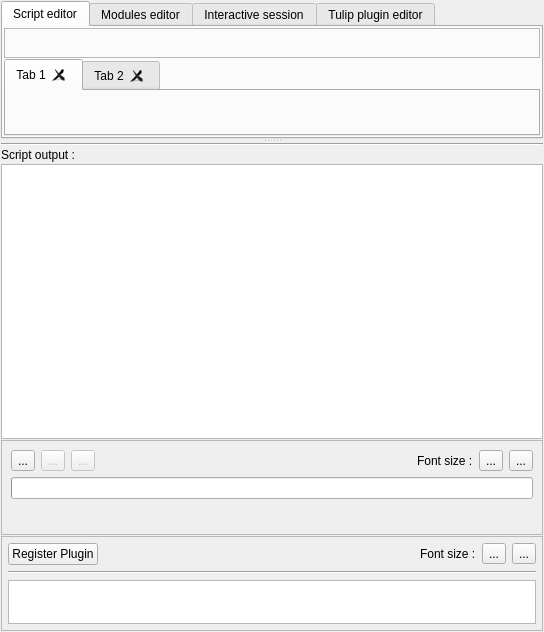
jalamao/tulip-1, file plugins/view/pythonscriptview/PythonScriptViewWidget.ui: the form before one commit.
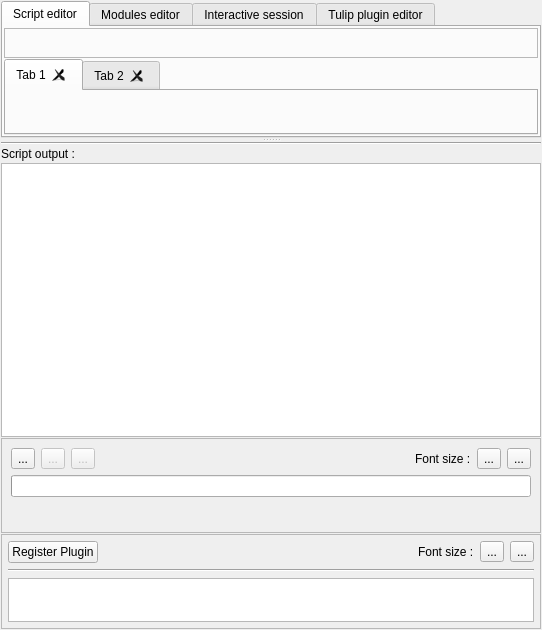
The form after the commit. Icons and pictures are not drawn. Custom widgets are drawn as their Qt base class.

Commit message: - some updates for the Python Script view :    * only ask to reload a file if the content on disk is different from the editor content    * improve errors reporting when loading/saving a script/module    * new feature : when selecting a word, all its occurrences in the document will be highlighted    * new feature : console output of type "File "???", line ?, in ???" can now be clicked and the corresponding editor will be scrolled to the error line

Patch:
```diff
--- a/plugins/view/pythonscriptview/PythonScriptViewWidget.ui
+++ b/plugins/view/pythonscriptview/PythonScriptViewWidget.ui
@@ -6,8 +6,8 @@
    <rect>
     <x>0</x>
     <y>0</y>
-    <width>544</width>
-    <height>632</height>
+    <width>542</width>
+    <height>630</height>
    </rect>
   </property>
   <property name="sizePolicy">
@@ -240,15 +240,9 @@
         </widget>
        </item>
        <item>
-        <widget class="QPlainTextEdit" name="consoleOutputWidget">
-         <property name="sizePolicy">
-          <sizepolicy hsizetype="Expanding" vsizetype="Expanding">
-           <horstretch>0</horstretch>
-           <verstretch>0</verstretch>
-          </sizepolicy>
-         </property>
-         <property name="readOnly">
-          <bool>true</bool>
+        <widget class="QTextBrowser" name="consoleOutputWidget">
+         <property name="openLinks">
+          <bool>false</bool>
          </property>
         </widget>
        </item>
```
The commit also changes 9 other files.
